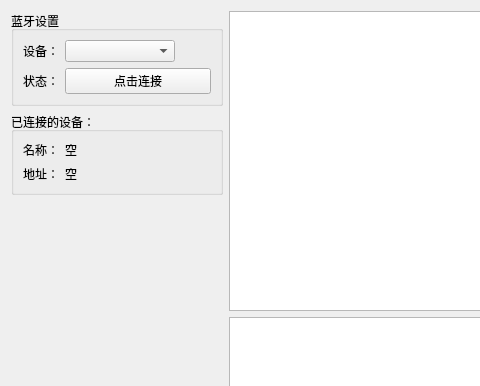
This is ui/widget_bluetooth.ui in GH-PCGO/PyQtToolBox as Qt 5 draws it before an edit; both pictures show x 0 to 480 and y 0 to 386 of the 755 by 518 pixel window. The edited form follows.
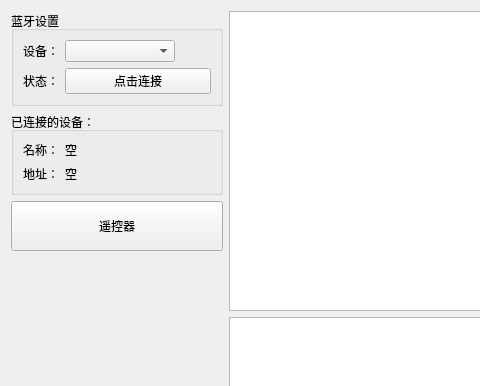
This is the edited form. Icons and pictures are not drawn.

Commit message: 1、新增hex模式发送（有位数限制） 2、新增蓝牙遥控器，测试通过

What changed in the file:
```diff
--- a/ui/widget_bluetooth.ui
+++ b/ui/widget_bluetooth.ui
@@ -143,6 +143,19 @@
          </item>
         </layout>
        </item>
+       <item>
+        <widget class="QPushButton" name="btn_remote_controller">
+         <property name="minimumSize">
+          <size>
+           <width>0</width>
+           <height>50</height>
+          </size>
+         </property>
+         <property name="text">
+          <string>遥控器</string>
+         </property>
+        </widget>
+       </item>
        <item>
         <spacer name="verticalSpacer">
          <property name="orientation">
```
Left out of the diff: 14 changed lines with no effect on the pictures. The commit also changes 10 other files.
